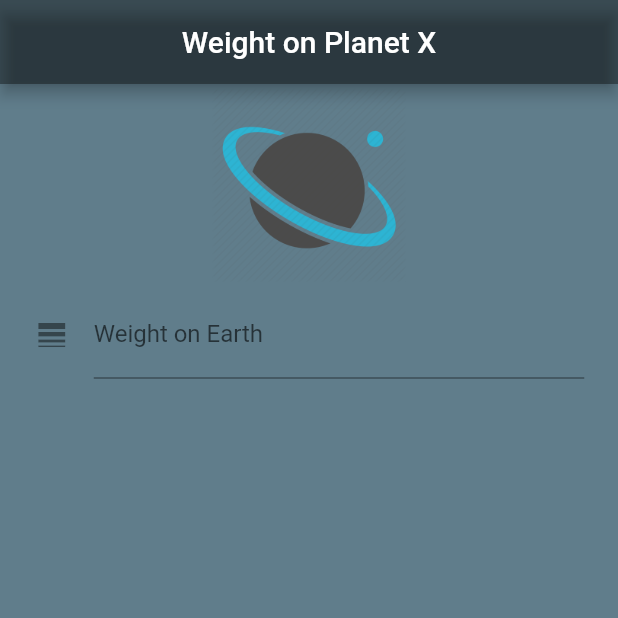
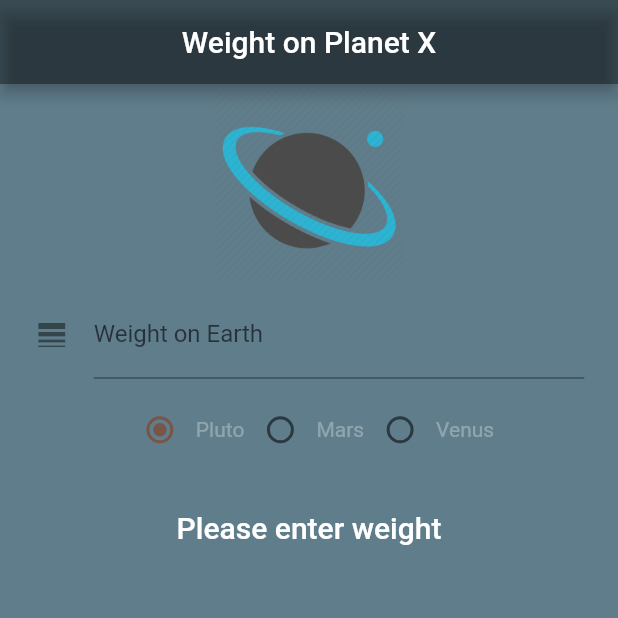
Before and after one commit to RobQuatela/weight_on_planet_x, a Flutter app: the screen it shows after launch, on a phone screen of 412 x 824 dp, the top half of it. Run offline on Flutter 3.47's test engine with Material 2 defaults, Android fonts, the phone set to English and light mode, and no system bars.

Commit message:
finished application

```diff
--- a/lib/ui/home.dart
+++ b/lib/ui/home.dart
@@ -5,10 +5,48 @@ class Home extends StatefulWidget {
   State<StatefulWidget> createState() {
     return new HomeState();
   }
-
 }
 
 class HomeState extends State<Home> {
+  int radioValue = 0;
+  final TextEditingController _weightController = new TextEditingController();
+  String _formattedText = '';
+  double _result = 0.0;
+
+  void handleRadioValueChanged(int value) {
+    setState(() {
+      radioValue = value;
+
+      switch (value) {
+        case 0:
+          _result = _calculateWeight(_weightController.text, 0.6);
+          _formattedText = 'Your weight on Pluto is '  + _result.toStringAsFixed(2) + ' lbs';
+          break;
+        case 1:
+          _result = _calculateWeight(_weightController.text, 0.38);
+          _formattedText = 'Your weight on Mars is '  + _result.toStringAsFixed(2) + ' lbs';
+          break;
+        case 2:
+          _result = _calculateWeight(_weightController.text, 0.91);
+          _formattedText = 'Your weight on Venus is '  + _result.toStringAsFixed(2) + ' lbs';
+          break;
+      }
+    });
+  }
+
+  double _calculateWeight(String weight, double multiplier) {
+    try {
+      if (int.parse(weight).toString().isNotEmpty && int.parse(weight) > 0) {
+        return int.parse(weight) * multiplier;
+      } else {
+        return 0.0;
+      }
+    } catch (e) {
+      print(e.toString());
+      return 0.0;
+    }
+  }
+
   @override
   Widget build(BuildContext context) {
     return new Scaffold(
@@ -29,17 +67,69 @@ class HomeState extends State<Home> {
               width: 200.0,
             ),
             new Container(
-              margin: EdgeInsets.only(top: 5.0, bottom: 5.0, left: 20.0, right: 20.0),
+              margin: EdgeInsets.only(
+                  top: 5.0, bottom: 5.0, left: 20.0, right: 20.0),
               alignment: Alignment.center,
               child: new Column(
                 children: <Widget>[
                   new TextField(
-                    controller: null,
+                    controller: _weightController,
                     keyboardType: TextInputType.number,
                     decoration: new InputDecoration(
                       labelText: 'Weight on Earth',
                       hintText: 'Lbs',
                       icon: new Icon(Icons.line_weight),
+                    ),
+                  ),
+                  new Padding(
+                    padding: new EdgeInsets.all(5.0),
+                  ),
+                  new Row(
+                    mainAxisAlignment: MainAxisAlignment.center,
+                    children: <Widget>[
+                      //radio buttons
+                      new Radio<int>(
+                          activeColor: Colors.brown,
+                          value: 0,
+                          groupValue: radioValue,
+                          onChanged: handleRadioValueChanged),
+                      new Text(
+                        'Pluto',
+                        style: new TextStyle(
+                          color: Colors.white30,
+                        ),
+                      ),
+                      new Radio<int>(
+                          activeColor: Colors.redAccent,
+                          value: 1,
+                          groupValue: radioValue,
+                          onChanged: handleRadioValueChanged),
+                      new Text(
+                        'Mars',
+                        style: new TextStyle(
+                          color: Colors.white30,
+                        ),
+                      ),
+                      new Radio<int>(
+                          activeColor: Colors.orangeAccent,
+                          value: 2,
+                          groupValue: radioValue,
+                          onChanged: handleRadioValueChanged),
+                      new Text(
+                        'Venus',
+                        style: new TextStyle(
+                          color: Colors.white30,
+                        ),
+                      ),
+                    ],
+                  ),
+                  new Padding(padding: new EdgeInsets.all(15.0)),
+                  new Text(
+                    _weightController.text.isEmpty ? "Please enter weight" : _formattedText,
+                    style: new TextStyle(
+                      color: Colors.white,
+                      fontSize: 20.0,
+                      fontWeight: FontWeight.w500,
                     ),
                   )
                 ],
@@ -50,5 +140,4 @@ class HomeState extends State<Home> {
       ),
     );
   }
-
 }
```
